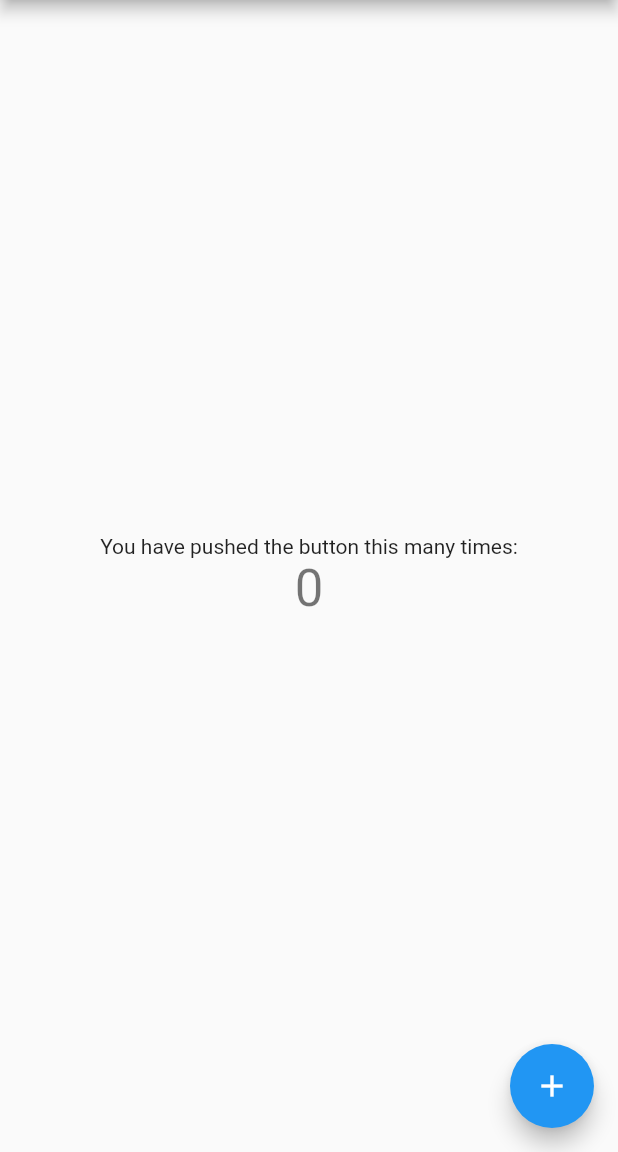
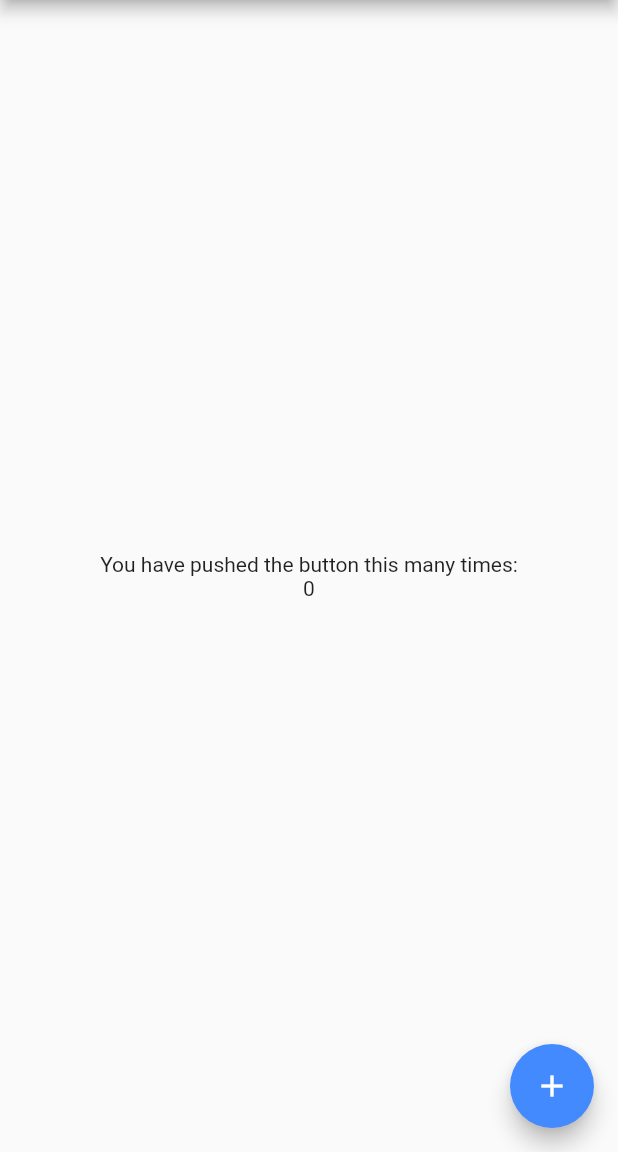
Before and after one commit to Maua-Dev/clean_flutter_template, a Flutter app: the screen it shows after launch, on a phone screen of 412 x 824 dp, the part 84-1236 px from its top. Run offline on Flutter 3.47's test engine with Material 2 defaults, Android fonts, the phone set to English and light mode, and no system bars; statements that could not run were skipped.

Commit message:
text, colors and screen helpers

```diff
--- a/lib/main.dart
+++ b/lib/main.dart
@@ -1,45 +1,58 @@
+import 'package:clean_flutter_template/shared/helpers/navigation_helper.dart';
 import 'package:flutter/material.dart';
+
+import 'shared/themes/theme_manager.dart';
+import 'shared/themes/themes_constants.dart';
 
 void main() {
   runApp(const MyApp());
 }
 
-class MyApp extends StatelessWidget {
+ThemeManager _themeManager = ThemeManager();
+
+class MyApp extends StatefulWidget {
   const MyApp({super.key});
 
-  // This widget is the root of your application.
+  @override
+  State<MyApp> createState() => _MyAppState();
+}
+
+class _MyAppState extends State<MyApp> {
+  @override
+  void dispose() {
+    _themeManager.removeListener(themeListener);
+    super.dispose();
+  }
+
+  @override
+  void initState() {
+    _themeManager.addListener(themeListener);
+    super.initState();
+  }
+
+  themeListener() {
+    if (mounted) {
+      setState(() {});
+    }
+  }
+
   @override
   Widget build(BuildContext context) {
     return MaterialApp(
       title: 'Flutter Demo',
-      theme: ThemeData(
-        // This is the theme of your application.
-        //
-        // Try running your application with "flutter run". You'll see the
-        // application has a blue toolbar. Then, without quitting the app, try
-        // changing the primarySwatch below to Colors.green and then invoke
-        // "hot reload" (press "r" in the console where you ran "flutter run",
-        // or simply save your changes to "hot reload" in a Flutter IDE).
-        // Notice that the counter didn't reset back to zero; the application
-        // is not restarted.
-        primarySwatch: Colors.blue,
+      navigatorKey: NavigationHelper.navigatorKey,
+      theme: lightTheme,
+      darkTheme: darkTheme,
+      themeMode: _themeManager.themeMode,
+      home: const MyHomePage(
+        title: 'Flutter Demo Home Page',
       ),
-      home: const MyHomePage(title: 'Flutter Demo Home Page'),
     );
   }
 }
 
 class MyHomePage extends StatefulWidget {
   const MyHomePage({super.key, required this.title});
-
-  // This widget is the home page of your application. It is stateful, meaning
-  // that it has a State object (defined below) that contains fields that affect
-  // how it looks.
-
-  // This class is the configuration for the state. It holds the values (in this
-  // case the title) provided by the parent (in this case the App widget) and
-  // used by the build method of the State. Fields in a Widget subclass are
-  // always marked "final".
 
   final String title;
 
@@ -52,47 +65,18 @@ class _MyHomePageState extends State<MyHomePage> {
 
   void _incrementCounter() {
     setState(() {
-      // This call to setState tells the Flutter framework that something has
-      // changed in this State, which causes it to rerun the build method below
-      // so that the display can reflect the updated values. If we changed
-      // _counter without calling setState(), then the build method would not be
-      // called again, and so nothing would appear to happen.
       _counter++;
     });
   }
 
   @override
   Widget build(BuildContext context) {
-    // This method is rerun every time setState is called, for instance as done
-    // by the _incrementCounter method above.
-    //
-    // The Flutter framework has been optimized to make rerunning build methods
-    // fast, so that you can just rebuild anything that needs updating rather
-    // than having to individually change instances of widgets.
     return Scaffold(
       appBar: AppBar(
-        // Here we take the value from the MyHomePage object that was created by
-        // the App.build method, and use it to set our appbar title.
         title: Text(widget.title),
       ),
       body: Center(
-        // Center is a layout widget. It takes a single child and positions it
-        // in the middle of the parent.
         child: Column(
-          // Column is also a layout widget. It takes a list of children and
-          // arranges them vertically. By default, it sizes itself to fit its
-          // children horizontally, and tries to be as tall as its parent.
-          //
-          // Invoke "debug painting" (press "p" in the console, choose the
-          // "Toggle Debug Paint" action from the Flutter Inspector in Android
-          // Studio, or the "Toggle Debug Paint" command in Visual Studio Code)
-          // to see the wireframe for each widget.
-          //
-          // Column has various properties to control how it sizes itself and
-          // how it positions its children. Here we use mainAxisAlignment to
-          // center the children vertically; the main axis here is the vertical
-          // axis because Columns are vertical (the cross axis would be
-          // horizontal).
           mainAxisAlignment: MainAxisAlignment.center,
           children: <Widget>[
             const Text(
@@ -100,7 +84,7 @@ class _MyHomePageState extends State<MyHomePage> {
             ),
             Text(
               '$_counter',
-              style: Theme.of(context).textTheme.headline4,
+              style: Theme.of(context).textTheme.headline2,
             ),
           ],
         ),
--- /dev/null
+++ b/lib/shared/helpers/navigation_helper.dart
@@ -0,0 +1,5 @@
+import 'package:flutter/material.dart';
+
+class NavigationHelper {
+  static GlobalKey<NavigatorState> navigatorKey = GlobalKey<NavigatorState>();
+}
--- /dev/null
+++ b/lib/shared/themes/app_colors.dart
@@ -0,0 +1,6 @@
+import 'package:flutter/material.dart';
+
+class AppColors {
+  static const primaryColor = Colors.blue;
+  static const accentColor = Colors.blueAccent;
+}
--- /dev/null
+++ b/lib/shared/themes/themes_constants.dart
@@ -0,0 +1,60 @@
+import 'package:clean_flutter_template/shared/themes/app_text_styles.dart';
+import 'package:flutter/material.dart';
+
+import 'app_colors.dart';
+
+ThemeData lightTheme = ThemeData(
+    colorScheme: ColorScheme.fromSwatch(primarySwatch: Colors.blue)
+        .copyWith(secondary: Colors.blueAccent, brightness: Brightness.light),
+    primaryColor: AppColors.primaryColor,
+    floatingActionButtonTheme: const FloatingActionButtonThemeData(
+        backgroundColor: AppColors.accentColor),
+    elevatedButtonTheme: ElevatedButtonThemeData(
+        style: ButtonStyle(
+            padding: MaterialStateProperty.all<EdgeInsetsGeometry>(
+                const EdgeInsets.symmetric(horizontal: 40.0, vertical: 20.0)),
+            shape: MaterialStateProperty.all<OutlinedBorder>(
+                RoundedRectangleBorder(
+                    borderRadius: BorderRadius.circular(20.0))),
+            backgroundColor:
+                MaterialStateProperty.all<Color>(AppColors.accentColor))),
+    inputDecorationTheme: InputDecorationTheme(
+        border: OutlineInputBorder(
+            borderRadius: BorderRadius.circular(20.0),
+            borderSide: BorderSide.none),
+        filled: true,
+        fillColor: Colors.grey.withOpacity(0.1)));
+
+ThemeData darkTheme = ThemeData(
+  colorScheme: ColorScheme.fromSwatch(primarySwatch: Colors.blue)
+      .copyWith(secondary: Colors.blueAccent, brightness: Brightness.dark),
+  switchTheme: SwitchThemeData(
+    trackColor: MaterialStateProperty.all<Color>(Colors.grey),
+    thumbColor: MaterialStateProperty.all<Color>(Colors.white),
+  ),
+  textTheme: TextTheme(
+    headline1: AppTextStyles.headline1.copyWith(color: Colors.white),
+    headline2: AppTextStyles.headline2.copyWith(color: Colors.white),
+    headline3: AppTextStyles.headline3.copyWith(color: Colors.white),
+    bodyText1: AppTextStyles.bodyText1.copyWith(color: Colors.white),
+    bodyText2: AppTextStyles.bodyText2.copyWith(color: Colors.white),
+    subtitle1: AppTextStyles.subtitle1.copyWith(color: Colors.white),
+    subtitle2: AppTextStyles.subtitle2.copyWith(color: Colors.white),
+  ),
+  inputDecorationTheme: InputDecorationTheme(
+      border: OutlineInputBorder(
+          borderRadius: BorderRadius.circular(20.0),
+          borderSide: BorderSide.none),
+      filled: true,
+      fillColor: Colors.grey.withOpacity(0.1)),
+  elevatedButtonTheme: ElevatedButtonThemeData(
+      style: ButtonStyle(
+          padding: MaterialStateProperty.all<EdgeInsetsGeometry>(
+              const EdgeInsets.symmetric(horizontal: 40.0, vertical: 20.0)),
+          shape: MaterialStateProperty.all<OutlinedBorder>(
+              RoundedRectangleBorder(
+                  borderRadius: BorderRadius.circular(20.0))),
+          backgroundColor: MaterialStateProperty.all<Color>(Colors.white),
+          foregroundColor: MaterialStateProperty.all<Color>(Colors.black),
+          overlayColor: MaterialStateProperty.all<Color>(Colors.black26))),
+);
```
Also changed, not shown: lib/shared/helpers/screen_helper.dart (added, +9 -0 lines), lib/shared/themes/app_text_styles.dart (added, +35 -0 lines), lib/shared/themes/theme_manager.dart (added, +12 -0 lines).
